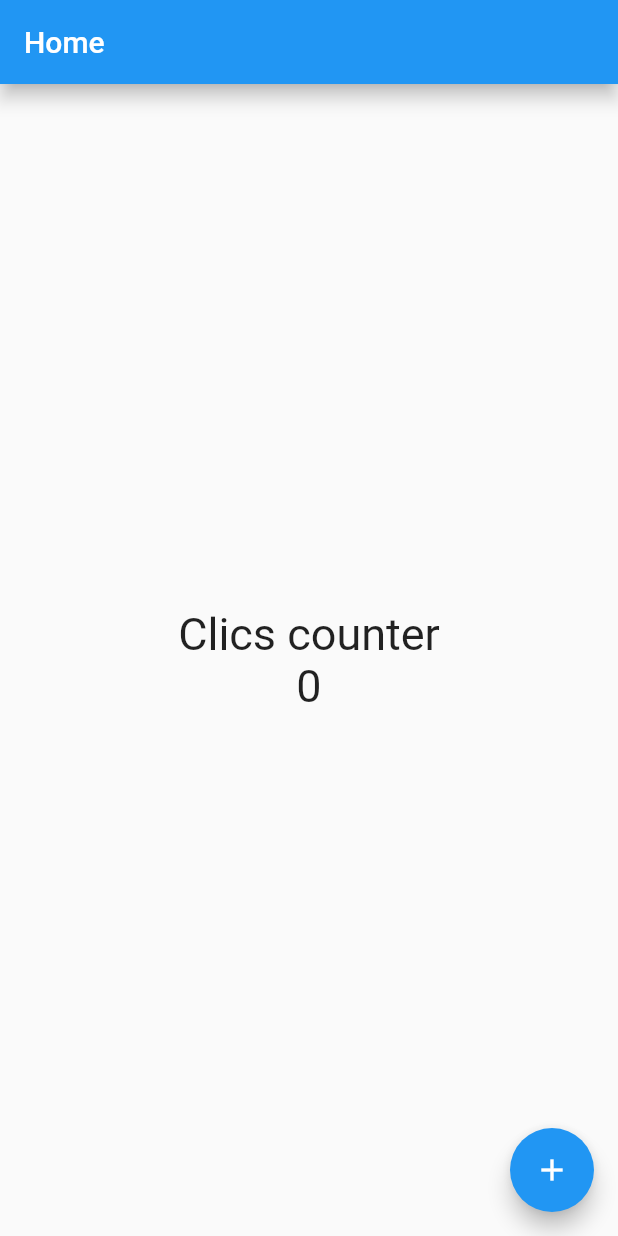
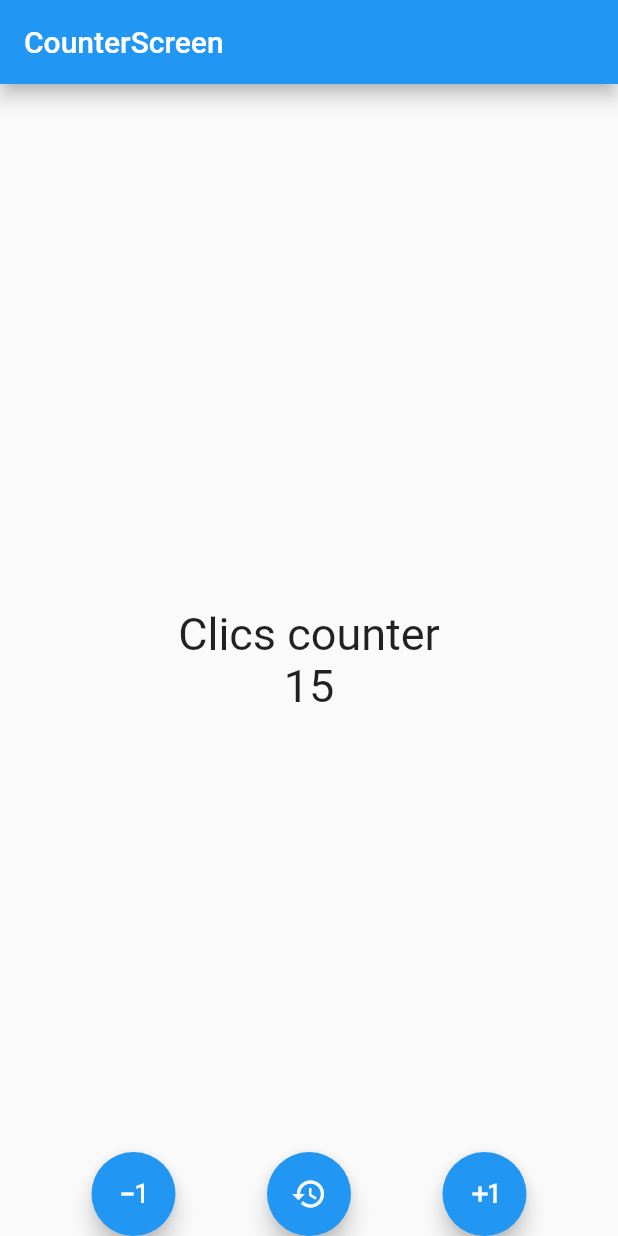
Before and after one commit to Cesarfr/flutter-course, a Flutter app: the screen it shows after launch, on a phone screen of 412 x 824 dp. Run offline on Flutter 3.47's test engine with Material 2 defaults, Android fonts, the phone set to English and light mode, and no system bars.

Commit message:
Fin de counter_app

```diff
--- a/counter_app/lib/main.dart
+++ b/counter_app/lib/main.dart
@@ -1,5 +1,6 @@
-import 'package:counter_app/screens/home_screen.dart';
 import 'package:flutter/material.dart';
+import 'package:counter_app/screens/counter_screen.dart';
+// import 'package:counter_app/screens/home_screen.dart';
 
 void main() {
   runApp(const MyApp());
@@ -12,7 +13,7 @@ class MyApp extends StatelessWidget {
   Widget build(BuildContext context) {
     return const MaterialApp(
       debugShowCheckedModeBanner: false,
-      home: HomeScreen(),
+      home: CounterScreen(),
     );
   }
 }
--- /dev/null
+++ b/counter_app/lib/screens/counter_screen.dart
@@ -0,0 +1,94 @@
+import 'package:flutter/material.dart';
+
+class CounterScreen extends StatefulWidget {
+  const CounterScreen({super.key});
+
+  @override
+  State<CounterScreen> createState() => _CounterScreenState();
+}
+
+class _CounterScreenState extends State<CounterScreen> {
+  int counter = 15;
+
+  void increase() {
+    counter++;
+    setState(() {});
+  }
+
+  void decrease() {
+    counter--;
+    setState(() {});
+  }
+
+  void reset() {
+    counter = 0;
+    setState(() {});
+  }
+
+  @override
+  Widget build(BuildContext context) {
+    const TextStyle fontSize30 = TextStyle(fontSize: 30);
+
+    return Scaffold(
+      appBar: AppBar(
+        title: const Text('CounterScreen'),
+        elevation: 5,
+      ),
+      body: Center(
+        child: Column(
+          mainAxisAlignment: MainAxisAlignment.center,
+          children: [
+            const Text(
+              'Clics counter',
+              style: fontSize30,
+            ),
+            Text(
+              '$counter',
+              style: fontSize30,
+            )
+          ],
+        ),
+      ),
+      floatingActionButtonLocation: FloatingActionButtonLocation.centerDocked,
+      floatingActionButton: CustomFloatingActions(
+        increaseFn: increase,
+        decreaseFn: decrease,
+        resetFn: reset,
+      ),
+    );
+  }
+}
+
+class CustomFloatingActions extends StatelessWidget {
+  final Function increaseFn;
+  final Function decreaseFn;
+  final Function resetFn;
+
+  const CustomFloatingActions({
+    super.key,
+    required this.increaseFn,
+    required this.decreaseFn,
+    required this.resetFn,
+  });
+
+  @override
+  Widget build(BuildContext context) {
+    return Row(
+      mainAxisAlignment: MainAxisAlignment.spaceEvenly,
+      children: [
+        FloatingActionButton(
+          onPressed: () => decreaseFn(),
+          child: const Icon(Icons.exposure_minus_1_outlined),
+        ),
+        FloatingActionButton(
+          onPressed: () => resetFn(),
+          child: const Icon(Icons.restore),
+        ),
+        FloatingActionButton(
+          onPressed: () => increaseFn(),
+          child: const Icon(Icons.exposure_plus_1_outlined),
+        ),
+      ],
+    );
+  }
+}
```
